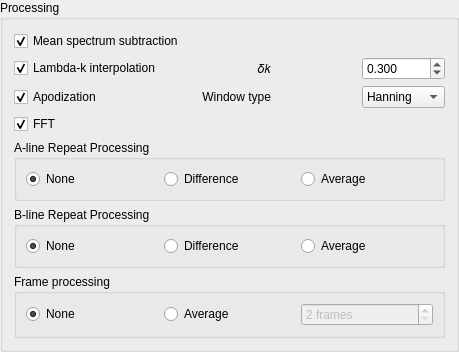
Qt form src/main/resources/windows/ui/ProcessingGroupBox.ui (sstucker/OCTview) before a commit.
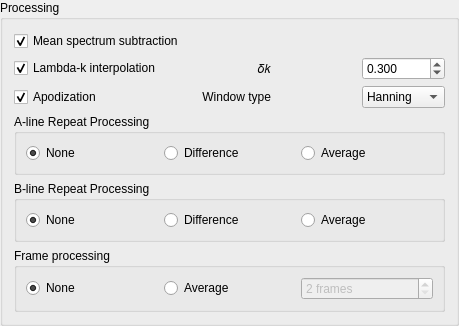
The same form after that commit.

Commit message: Repeat bug fix, unused file features removed

What changed in the file:
```diff
--- a/src/main/resources/windows/ui/ProcessingGroupBox.ui
+++ b/src/main/resources/windows/ui/ProcessingGroupBox.ui
@@ -26,6 +26,82 @@
    <bool>false</bool>
   </property>
   <layout class="QGridLayout" name="gridLayout">
+   <item row="3" column="3">
+    <widget class="QLabel" name="labelApodization">
+     <property name="text">
+      <string>Window type</string>
+     </property>
+     <property name="alignment">
+      <set>Qt::AlignRight|Qt::AlignTrailing|Qt::AlignVCenter</set>
+     </property>
+    </widget>
+   </item>
+   <item row="5" column="1" colspan="5">
+    <widget class="QGroupBox" name="groupBRepeatProcessing">
+     <property name="sizePolicy">
+      <sizepolicy hsizetype="Minimum" vsizetype="Minimum">
+       <horstretch>0</horstretch>
+       <verstretch>0</verstretch>
+      </sizepolicy>
+     </property>
+     <property name="title">
+      <string>B-line Repeat Processing</string>
+     </property>
+     <property name="flat">
+      <bool>true</bool>
+     </property>
+     <layout class="QHBoxLayout" name="horizontalLayout_3">
+      <item>
+       <widget class="QRadioButton" name="radioBRepeatNone">
+        <property name="sizePolicy">
+         <sizepolicy hsizetype="Minimum" vsizetype="Fixed">
+          <horstretch>0</horstretch>
+          <verstretch>0</verstretch>
+         </sizepolicy>
+        </property>
+        <property name="text">
+         <string>None</string>
+        </property>
+        <property name="checked">
+         <bool>true</bool>
+        </property>
+       </widget>
+      </item>
+      <item>
+       <widget class="QRadioButton" name="radioBRepeatDifference">
+        <property name="enabled">
+         <bool>true</bool>
+        </property>
+        <property name="sizePolicy">
+         <sizepolicy hsizetype="Minimum" vsizetype="Fixed">
+          <horstretch>0</horstretch>
+          <verstretch>0</verstretch>
+         </sizepolicy>
+        </property>
+        <property name="text">
+         <string>Difference</string>
+        </property>
+       </widget>
+      </item>
+      <item>
+       <widget class="QRadioButton" name="radioBRepeatAverage">
+        <property name="enabled">
+         <bool>true</bool>
+        </property>
+        <property name="sizePolicy">
+         <sizepolicy hsizetype="Minimum" vsizetype="Fixed">
+          <horstretch>0</horstretch>
+          <verstretch>0</verstretch>
+         </sizepolicy>
+        </property>
+        <property name="text">
+         <string>Average</string>
+        </property>
+       </widget>
+      </item>
+     </layout>
+    </widget>
+   </item>
    <item row="2" column="5">
     <widget class="QDoubleSpinBox" name="spinInterpDk">
      <property name="layoutDirection">
@@ -62,29 +138,6 @@
      </item>
     </widget>
    </item>
-   <item row="3" column="1">
-    <widget class="QCheckBox" name="checkApodization">
-     <property name="toolTip">
-      <string>If checked, spectra will be DC-subtracted and then multiplied by a window function</string>
-     </property>
-     <property name="text">
-      <string>Apodization</string>
-     </property>
-     <property name="checked">
-      <bool>true</bool>
-     </property>
-    </widget>
-   </item>
-   <item row="3" column="3">
-    <widget class="QLabel" name="labelApodization">
-     <property name="text">
-      <string>Window type</string>
-     </property>
-     <property name="alignment">
-      <set>Qt::AlignRight|Qt::AlignTrailing|Qt::AlignVCenter</set>
-     </property>
-    </widget>
-   </item>
    <item row="1" column="1" colspan="2">
     <widget class="QCheckBox" name="checkMeanSpectrumSubtraction">
      <property name="text">
@@ -111,6 +164,72 @@
      </property>
     </widget>
    </item>
+   <item row="4" column="1" colspan="5">
+    <widget class="QGroupBox" name="groupARepeatProcessing">
+     <property name="sizePolicy">
+      <sizepolicy hsizetype="Minimum" vsizetype="Minimum">
+       <horstretch>0</horstretch>
+       <verstretch>0</verstretch>
+      </sizepolicy>
+     </property>
+     <property name="title">
+      <string>A-line Repeat Processing</string>
+     </property>
+     <property name="flat">
+      <bool>true</bool>
+     </property>
+     <layout class="QHBoxLayout" name="horizontalLayout">
+      <item>
+       <widget class="QRadioButton" name="radioARepeatNone">
+        <property name="sizePolicy">
+         <sizepolicy hsizetype="Minimum" vsizetype="Fixed">
+          <horstretch>0</horstretch>
+          <verstretch>0</verstretch>
+         </sizepolicy>
+        </property>
+        <property name="text">
+         <string>None</string>
+        </property>
+        <property name="checked">
+         <bool>true</bool>
+        </property>
+       </widget>
+      </item>
+      <item>
+       <widget class="QRadioButton" name="radioARepeatDifference">
+        <property name="enabled">
+         <bool>true</bool>
+        </property>
+        <property name="sizePolicy">
+         <sizepolicy hsizetype="Minimum" vsizetype="Fixed">
+          <horstretch>0</horstretch>
+          <verstretch>0</verstretch>
+         </sizepolicy>
+        </property>
+        <property name="text">
+         <string>Difference</string>
+        </property>
+       </widget>
+      </item>
+      <item>
+       <widget class="QRadioButton" name="radioARepeatAverage">
+        <property name="enabled">
+         <bool>true</bool>
+        </property>
+        <property name="sizePolicy">
+         <sizepolicy hsizetype="Minimum" vsizetype="Fixed">
+          <horstretch>0</horstretch>
+          <verstretch>0</verstretch>
+         </sizepolicy>
+        </property>
+        <property name="text">
+         <string>Average</string>
+        </property>
+       </widget>
+      </item>
+     </layout>
+    </widget>
+   </item>
    <item row="2" column="3">
     <widget class="QLabel" name="labelInterpDk">
      <property name="layoutDirection">
@@ -124,10 +243,23 @@
      </property>
     </widget>
    </item>
-   <item row="7" column="1" colspan="5">
+   <item row="3" column="1">
+    <widget class="QCheckBox" name="checkApodization">
+     <property name="toolTip">
+      <string>If checked, spectra will be DC-subtracted and then multiplied by a window function</string>
+     </property>
+     <property name="text">
+      <string>Apodization</string>
+     </property>
+     <property name="checked">
+      <bool>true</bool>
+     </property>
+    </widget>
+   </item>
+   <item row="6" column="1" colspan="5">
     <widget class="QGroupBox" name="groupFrameProcessing">
      <property name="sizePolicy">
-      <sizepolicy hsizetype="Preferred" vsizetype="Minimum">
+      <sizepolicy hsizetype="Minimum" vsizetype="Minimum">
        <horstretch>0</horstretch>
        <verstretch>0</verstretch>
       </sizepolicy>
@@ -147,6 +279,12 @@
      <layout class="QHBoxLayout" name="horizontalLayout_2">
       <item>
        <widget class="QRadioButton" name="radioFrameNone">
+        <property name="sizePolicy">
+         <sizepolicy hsizetype="Minimum" vsizetype="Fixed">
+          <horstretch>0</horstretch>
+          <verstretch>0</verstretch>
+         </sizepolicy>
+        </property>
         <property name="text">
          <string>None</string>
         </property>
@@ -157,6 +295,12 @@
       </item>
       <item>
        <widget class="QRadioButton" name="radioFrameAverage">
+        <property name="sizePolicy">
+         <sizepolicy hsizetype="Minimum" vsizetype="Fixed">
+          <horstretch>0</horstretch>
+          <verstretch>0</verstretch>
+         </sizepolicy>
+        </property>
         <property name="text">
          <string>Average</string>
         </property>
@@ -167,6 +311,12 @@
         <property name="enabled">
          <bool>false</bool>
         </property>
+        <property name="sizePolicy">
+         <sizepolicy hsizetype="Minimum" vsizetype="Fixed">
+          <horstretch>0</horstretch>
+          <verstretch>0</verstretch>
+         </sizepolicy>
+        </property>
         <property name="suffix">
          <string> frames</string>
         </property>
@@ -181,112 +331,6 @@
      </layout>
     </widget>
    </item>
-   <item row="5" column="1" colspan="5">
-    <widget class="QGroupBox" name="groupARepeatProcessing">
-     <property name="sizePolicy">
-      <sizepolicy hsizetype="Preferred" vsizetype="Minimum">
-       <horstretch>0</horstretch>
-       <verstretch>0</verstretch>
-      </sizepolicy>
-     </property>
-     <property name="title">
-      <string>A-line Repeat Processing</string>
-     </property>
-     <property name="flat">
-      <bool>true</bool>
-     </property>
-     <layout class="QHBoxLayout" name="horizontalLayout">
-      <item>
-       <widget class="QRadioButton" name="radioARepeatNone">
-        <property name="text">
-         <string>None</string>
-        </property>
-        <property name="checked">
-         <bool>true</bool>
-        </property>
-       </widget>
-      </item>
-      <item>
-       <widget class="QRadioButton" name="radioARepeatDifference">
-        <property name="enabled">
-         <bool>true</bool>
-        </property>
-        <property name="text">
-         <string>Difference</string>
-        </property>
-       </widget>
-      </item>
-      <item>
-       <widget class="QRadioButton" name="radioARepeatAverage">
-        <property name="enabled">
-         <bool>true</bool>
-        </property>
-        <property name="text">
-         <string>Average</string>
-        </property>
-       </widget>
-      </item>
-     </layout>
-    </widget>
-   </item>
-   <item row="6" column="1" colspan="5">
-    <widget class="QGroupBox" name="groupBRepeatProcessing">
-     <property name="sizePolicy">
-      <sizepolicy hsizetype="Preferred" vsizetype="Minimum">
-       <horstretch>0</horstretch>
-       <verstretch>0</verstretch>
-      </sizepolicy>
-     </property>
-     <property name="title">
-      <string>B-line Repeat Processing</string>
-     </property>
-     <property name="flat">
-      <bool>true</bool>
-     </property>
-     <layout class="QHBoxLayout" name="horizontalLayout_3">
-      <item>
-       <widget class="QRadioButton" name="radioBRepeatNone">
-        <property name="text">
-         <string>None</string>
-        </property>
-        <property name="checked">
-         <bool>true</bool>
-        </property>
-       </widget>
-      </item>
-      <item>
-       <widget class="QRadioButton" name="radioBRepeatDifference">
-        <property name="enabled">
-         <bool>true</bool>
-        </property>
-        <property name="text">
-         <string>Difference</string>
-        </property>
-       </widget>
-      </item>
-      <item>
-       <widget class="QRadioButton" name="radioBRepeatAverage">
-        <property name="enabled">
-         <bool>true</bool>
-        </property>
-        <property name="text">
-         <string>Average</string>
-        </property>
-       </widget>
-      </item>
-     </layout>
-    </widget>
-   </item>
-   <item row="4" column="1">
-    <widget class="QCheckBox" name="checkFFT">
-     <property name="text">
-      <string>FFT</string>
-     </property>
-     <property name="checked">
-      <bool>true</bool>
-     </property>
-    </widget>
-   </item>
   </layout>
  </widget>
  <resources/>
```
The commit also changes 7 other files.
